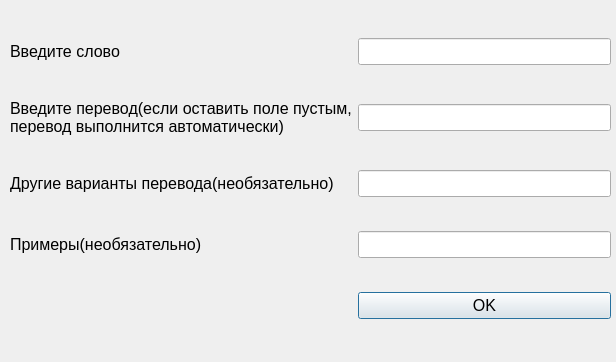
This is design/add_new_word.ui in Sus-arch/MyProject as Qt 5 draws it before an edit. The edited form follows.
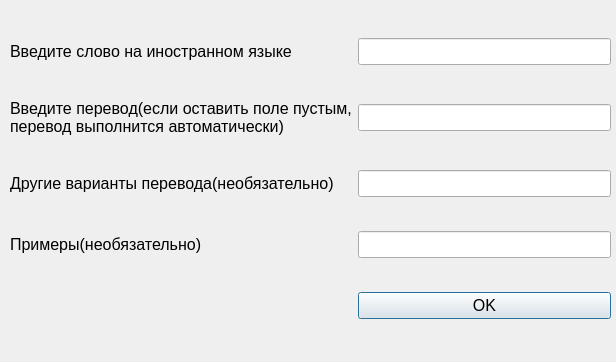
This is the edited form.

```diff
--- a/design/add_new_word.ui
+++ b/design/add_new_word.ui
@@ -35,7 +35,7 @@
        </font>
       </property>
       <property name="text">
-       <string>Введите слово</string>
+       <string>Введите слово на иностранном языке</string>
       </property>
       <property name="alignment">
        <set>Qt::AlignLeading|Qt::AlignLeft|Qt::AlignVCenter</set>
```
